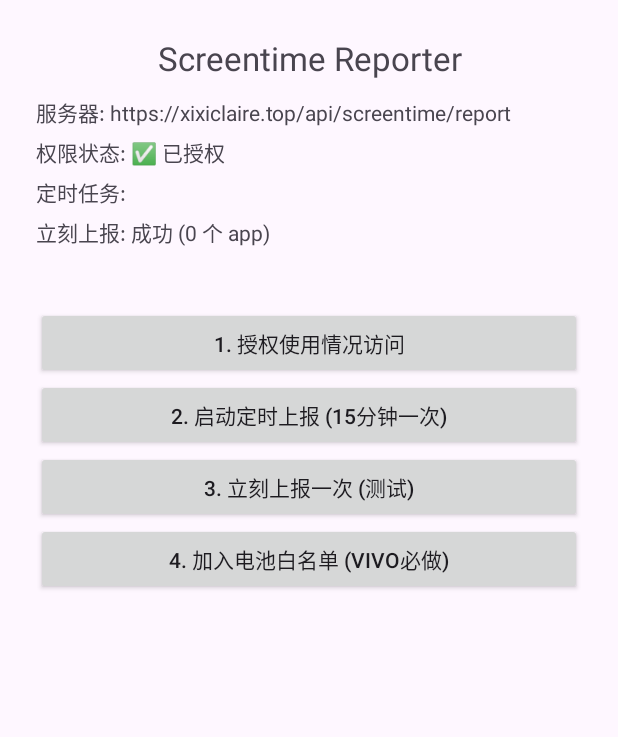
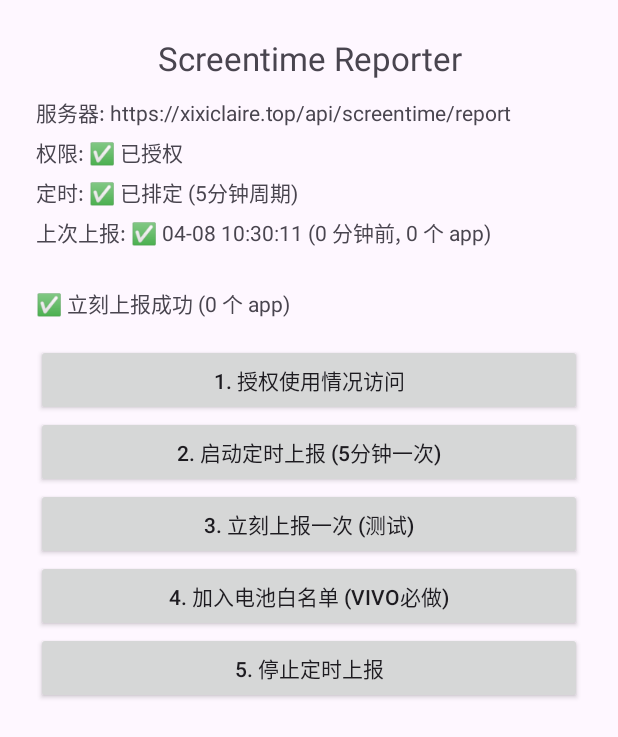
Before and after one commit to jiangxi1129/screentime-android, an Android app: the screen it shows after launch (MainActivity), after a tap on "3. 立刻上报一次 (测试)", on a phone screen of 412 x 824 dp. Shown: the top 737 px of the screen. Run offline under Robolectric (Android 15) with nearby library versions, the phone set to English and light mode, and no system bars; 2 other taps on this screen came first.

Commit message:
v1.1: AlarmManager instead of WorkManager (no persistent notification)
- Replace WorkManager (killed by vivo) with AlarmManager + BroadcastReceiver
- Self-rescheduling 5-min loop, no foreground service, no notification
- Persist last_report timestamp + show on main screen
- Add WAKE_LOCK permission for brief wakelock during POST
- Remove androidx.work dependency
- Bump versionCode to 2

```diff
--- a/app/build.gradle.kts
+++ b/app/build.gradle.kts
@@ -11,8 +11,8 @@ android {
         applicationId = "top.xixiclaire.screentime"
         minSdk = 26
         targetSdk = 34
-        versionCode = 1
-        versionName = "1.0"
+        versionCode = 2
+        versionName = "1.1"
     }
 
     buildTypes {
@@ -34,6 +34,5 @@ android {
 dependencies {
     implementation("androidx.core:core-ktx:1.13.1")
     implementation("androidx.appcompat:appcompat:1.7.0")
-    implementation("androidx.work:work-runtime-ktx:2.9.1")
     implementation("com.google.android.material:material:1.12.0")
 }
--- /dev/null
+++ b/app/src/main/java/top/xixiclaire/screentime/AlarmReceiver.kt
@@ -0,0 +1,115 @@
+package top.xixiclaire.screentime
+
+import android.app.AlarmManager
+import android.app.PendingIntent
+import android.content.BroadcastReceiver
+import android.content.Context
+import android.content.Intent
+import android.os.PowerManager
+import android.util.Log
+
+/**
+ * Wakes up every 5 minutes via AlarmManager, reads UsageStats, POSTs to the
+ * server, and re-schedules the next alarm. No persistent notification needed.
+ *
+ * On vivo / OPPO / Xiaomi this approach is much more reliable than WorkManager
+ * but still requires the user to add the app to "auto-start whitelist"
+ * (自启动管理) AND "battery whitelist" (电池/省电管理).
+ *
+ * If the user force-stops the app, alarms are cancelled — opening MainActivity
+ * once will re-arm them.
+ */
+class AlarmReceiver : BroadcastReceiver() {
+
+    override fun onReceive(context: Context, intent: Intent) {
+        Log.i(TAG, "alarm fired action=${intent.action}")
+        // Acquire a brief wakelock so the device doesn't doze mid-POST
+        val pm = context.getSystemService(Context.POWER_SERVICE) as PowerManager
+        val wl = pm.newWakeLock(PowerManager.PARTIAL_WAKE_LOCK, "screentime:alarm")
+        try {
+            wl.acquire(30_000L)
+            doWork(context)
+        } catch (t: Throwable) {
+            Log.e(TAG, "work failed", t)
+        } finally {
+            // ALWAYS schedule next alarm, even on failure — otherwise we lose forever
+            scheduleNext(context)
+            if (wl.isHeld) wl.release()
+        }
+    }
+
+    private fun doWork(context: Context) {
+        if (!MainActivity.hasUsageAccess(context)) {
+            Log.w(TAG, "usage access not granted, skipping")
+            return
+        }
+        val apps = UsageReader.collect(context)
+        val ok = Reporter.send(context, apps)
+        val now = System.currentTimeMillis()
+        context.getSharedPreferences(PREFS, Context.MODE_PRIVATE)
+            .edit()
+            .putLong(KEY_LAST_REPORT_MS, now)
+            .putBoolean(KEY_LAST_REPORT_OK, ok)
+            .putInt(KEY_LAST_REPORT_COUNT, apps.size)
+            .apply()
+        Log.i(TAG, "report ${if (ok) "ok" else "fail"} (${apps.size} apps)")
+    }
+
+    companion object {
+        private const val TAG = "ScreentimeAlarm"
+        const val PREFS = "screentime_state"
+        const val KEY_LAST_REPORT_MS = "last_report_ms"
+        const val KEY_LAST_REPORT_OK = "last_report_ok"
+        const val KEY_LAST_REPORT_COUNT = "last_report_count"
+        const val ACTION_REPORT = "top.xixiclaire.screentime.REPORT"
+        private const val REQUEST_CODE = 9101
+        const val INTERVAL_MS = 5L * 60 * 1000   // 5 minutes
+
+        private fun pendingIntent(ctx: Context, flags: Int): PendingIntent {
+            val intent = Intent(ctx, AlarmReceiver::class.java).apply {
+                action = ACTION_REPORT
+            }
+            return PendingIntent.getBroadcast(ctx, REQUEST_CODE, intent, flags)
+        }
+
+        /** Schedule the next single-shot alarm 5 minutes from now. */
+        fun scheduleNext(ctx: Context) {
+            val am = ctx.getSystemService(Context.ALARM_SERVICE) as AlarmManager
+            val pi = pendingIntent(
+                ctx,
+                PendingIntent.FLAG_UPDATE_CURRENT or PendingIntent.FLAG_IMMUTABLE,
+            )
+            val triggerAt = System.currentTimeMillis() + INTERVAL_MS
+            try {
+                // setAndAllowWhileIdle works through Doze, no special permission required
+                am.setAndAllowWhileIdle(AlarmManager.RTC_WAKEUP, triggerAt, pi)
+                Log.i(TAG, "next alarm scheduled in ${INTERVAL_MS / 1000}s")
+            } catch (e: SecurityException) {
+                am.set(AlarmManager.RTC_WAKEUP, triggerAt, pi)
+            }
+        }
+
+        /** Cancel any pending alarm. */
+        fun cancel(ctx: Context) {
+            val am = ctx.getSystemService(Context.ALARM_SERVICE) as AlarmManager
+            val pi = pendingIntent(
+                ctx,
+                PendingIntent.FLAG_NO_CREATE or PendingIntent.FLAG_IMMUTABLE,
+            )
+            if (pi != null) {
+                am.cancel(pi)
+                pi.cancel()
+                Log.i(TAG, "alarm cancelled")
+            }
+        }
+
+        /** Is there a pending alarm right now? */
+        fun isScheduled(ctx: Context): Boolean {
+            val pi = pendingIntent(
+                ctx,
+                PendingIntent.FLAG_NO_CREATE or PendingIntent.FLAG_IMMUTABLE,
+            )
+            return pi != null
+        }
+    }
+}
--- a/app/src/main/java/top/xixiclaire/screentime/MainActivity.kt
+++ b/app/src/main/java/top/xixiclaire/screentime/MainActivity.kt
@@ -3,6 +3,7 @@ package top.xixiclaire.screentime
 import android.app.AppOpsManager
 import android.content.Context
 import android.content.Intent
+import android.net.Uri
 import android.os.Build
 import android.os.Bundle
 import android.provider.Settings
@@ -12,12 +13,9 @@ import android.widget.LinearLayout
 import android.widget.ScrollView
 import android.widget.TextView
 import androidx.appcompat.app.AppCompatActivity
-import androidx.work.Constraints
-import androidx.work.ExistingPeriodicWorkPolicy
-import androidx.work.NetworkType
-import androidx.work.PeriodicWorkRequestBuilder
-import androidx.work.WorkManager
-import java.util.concurrent.TimeUnit
+import java.text.SimpleDateFormat
+import java.util.Date
+import java.util.Locale
 
 class MainActivity : AppCompatActivity() {
 
@@ -39,8 +37,7 @@ class MainActivity : AppCompatActivity() {
         }
         root.addView(title)
 
-        val spacer1 = TextView(this).apply { text = "" ; textSize = 8f }
-        root.addView(spacer1)
+        root.addView(spacer(8))
 
         statusText = TextView(this).apply {
             textSize = 14f
@@ -48,48 +45,71 @@ class MainActivity : AppCompatActivity() {
         }
         root.addView(statusText)
 
-        val spacer2 = TextView(this).apply { text = "" ; textSize = 12f }
-        root.addView(spacer2)
+        root.addView(spacer(12))
 
-        val btnPerm = Button(this).apply {
+        root.addView(Button(this).apply {
             text = "1. 授权使用情况访问"
             setOnClickListener {
                 startActivity(Intent(Settings.ACTION_USAGE_ACCESS_SETTINGS))
             }
-        }
-        root.addView(btnPerm)
+        })
 
-        val btnSchedule = Button(this).apply {
-            text = "2. 启动定时上报 (15分钟一次)"
-            setOnClickListener { schedule() ; refresh() }
-        }
-        root.addView(btnSchedule)
+        root.addView(Button(this).apply {
+            text = "2. 启动定时上报 (5分钟一次)"
+            setOnClickListener {
+                if (!hasUsageAccess(this@MainActivity)) {
+                    refresh(extra = "❌ 请先点按钮 1 授权权限")
+                    return@setOnClickListener
+                }
+                AlarmReceiver.scheduleNext(applicationContext)
+                refresh(extra = "✅ 定时已启动，5 分钟后第一次上报")
+            }
+        })
 
-        val btnTestNow = Button(this).apply {
+        root.addView(Button(this).apply {
             text = "3. 立刻上报一次 (测试)"
             setOnClickListener {
                 Thread {
                     val report = UsageReader.collect(applicationContext)
                     val ok = Reporter.send(applicationContext, report)
-                    runOnUiThread { refresh(extra = if (ok) "立刻上报: 成功 (${report.size} 个 app)" else "立刻上报: 失败") }
+                    val now = System.currentTimeMillis()
+                    getSharedPreferences(AlarmReceiver.PREFS, Context.MODE_PRIVATE)
+                        .edit()
+                        .putLong(AlarmReceiver.KEY_LAST_REPORT_MS, now)
+                        .putBoolean(AlarmReceiver.KEY_LAST_REPORT_OK, ok)
+                        .putInt(AlarmReceiver.KEY_LAST_REPORT_COUNT, report.size)
+                        .apply()
+                    runOnUiThread {
+                        refresh(
+                            extra = if (ok) "✅ 立刻上报成功 (${report.size} 个 app)"
+                            else "❌ 立刻上报失败，看日志"
+                        )
+                    }
                 }.start()
             }
-        }
-        root.addView(btnTestNow)
+        })
 
-        val btnBatteryWhitelist = Button(this).apply {
+        root.addView(Button(this).apply {
             text = "4. 加入电池白名单 (vivo必做)"
             setOnClickListener {
                 try {
-                    startActivity(Intent(Settings.ACTION_REQUEST_IGNORE_BATTERY_OPTIMIZATIONS).apply {
-                        data = android.net.Uri.parse("package:$packageName")
-                    })
+                    startActivity(
+                        Intent(Settings.ACTION_REQUEST_IGNORE_BATTERY_OPTIMIZATIONS)
+                            .setData(Uri.parse("package:$packageName"))
+                    )
                 } catch (e: Exception) {
                     startActivity(Intent(Settings.ACTION_IGNORE_BATTERY_OPTIMIZATION_SETTINGS))
                 }
             }
-        }
-        root.addView(btnBatteryWhitelist)
+        })
+
+        root.addView(Button(this).apply {
+            text = "5. 停止定时上报"
+            setOnClickListener {
+                AlarmReceiver.cancel(applicationContext)
+                refresh(extra = "已停止")
+            }
+        })
 
         val scroll = ScrollView(this).apply { addView(root) }
         setContentView(scroll)
@@ -102,35 +122,40 @@ class MainActivity : AppCompatActivity() {
         refresh()
     }
 
+    private fun spacer(dp: Int): TextView = TextView(this).apply {
+        text = ""
+        textSize = dp.toFloat()
+    }
+
     private fun refresh(extra: String? = null) {
         val granted = hasUsageAccess(this)
+        val scheduled = AlarmReceiver.isScheduled(this)
+        val prefs = getSharedPreferences(AlarmReceiver.PREFS, Context.MODE_PRIVATE)
+        val lastMs = prefs.getLong(AlarmReceiver.KEY_LAST_REPORT_MS, 0L)
+        val lastOk = prefs.getBoolean(AlarmReceiver.KEY_LAST_REPORT_OK, false)
+        val lastCount = prefs.getInt(AlarmReceiver.KEY_LAST_REPORT_COUNT, 0)
+
         val sb = StringBuilder()
         sb.append("服务器: ").append(Reporter.SERVER_URL).append("\n")
-        sb.append("权限状态: ").append(if (granted) "✅ 已授权" else "❌ 未授权").append("\n")
-        val info = WorkManager.getInstance(this).getWorkInfosForUniqueWork(WORK_NAME).get()
-        sb.append("定时任务: ").append(if (info.isNotEmpty() && !info[0].state.isFinished) "✅ 运行中" else "未启动").append("\n")
-        if (extra != null) sb.append("\n").append(extra).append("\n")
+        sb.append("权限: ").append(if (granted) "✅ 已授权" else "❌ 未授权").append("\n")
+        sb.append("定时: ").append(if (scheduled) "✅ 已排定 (5分钟周期)" else "未启动").append("\n")
+        if (lastMs > 0) {
+            val time = SimpleDateFormat("MM-dd HH:mm:ss", Locale.US).format(Date(lastMs))
+            val ageMin = ((System.currentTimeMillis() - lastMs) / 60_000)
+            sb.append("上次上报: ")
+                .append(if (lastOk) "✅" else "❌")
+                .append(" ").append(time)
+                .append(" (").append(ageMin).append(" 分钟前, ")
+                .append(lastCount).append(" 个 app)")
+                .append("\n")
+        } else {
+            sb.append("上次上报: 从未\n")
+        }
+        if (extra != null) sb.append("\n").append(extra)
         statusText.text = sb.toString()
     }
 
-    private fun schedule() {
-        val req = PeriodicWorkRequestBuilder<ReportWorker>(15, TimeUnit.MINUTES)
-            .setConstraints(
-                Constraints.Builder()
-                    .setRequiredNetworkType(NetworkType.CONNECTED)
-                    .build()
-            )
-            .build()
-        WorkManager.getInstance(this).enqueueUniquePeriodicWork(
-            WORK_NAME,
-            ExistingPeriodicWorkPolicy.UPDATE,
-            req,
-        )
-    }
-
     companion object {
-        const val WORK_NAME = "screentime_report"
-
         fun hasUsageAccess(ctx: Context): Boolean {
             val ops = ctx.getSystemService(Context.APP_OPS_SERVICE) as AppOpsManager
             val mode = if (Build.VERSION.SDK_INT >= Build.VERSION_CODES.Q) {
```
Also changed, not shown: app/src/main/AndroidManifest.xml (+20 -0 lines), app/src/main/java/top/xixiclaire/screentime/BootReceiver.kt (added, +25 -0 lines), app/src/main/java/top/xixiclaire/screentime/ReportWorker.kt (deleted, +0 -22 lines).
